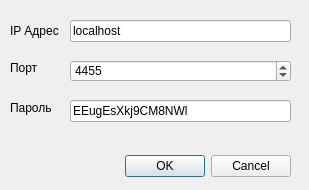
First picture: the form in settingsOBS.ui, repository zak2791/Tabloh2H, before the edit.
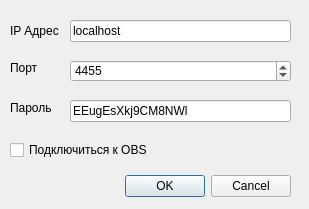
Second picture: the form after the edit.

Patch:
```diff
--- a/settingsOBS.ui
+++ b/settingsOBS.ui
@@ -7,9 +7,27 @@
     <x>0</x>
     <y>0</y>
     <width>309</width>
-    <height>190</height>
+    <height>209</height>
    </rect>
   </property>
+  <property name="sizePolicy">
+   <sizepolicy hsizetype="Fixed" vsizetype="Fixed">
+    <horstretch>0</horstretch>
+    <verstretch>0</verstretch>
+   </sizepolicy>
+  </property>
+  <property name="minimumSize">
+   <size>
+    <width>309</width>
+    <height>209</height>
+   </size>
+  </property>
+  <property name="maximumSize">
+   <size>
+    <width>309</width>
+    <height>209</height>
+   </size>
+  </property>
   <property name="windowTitle">
    <string>Dialog</string>
   </property>
@@ -17,7 +35,7 @@
    <property name="geometry">
     <rect>
      <x>30</x>
-     <y>150</y>
+     <y>170</y>
      <width>261</width>
      <height>32</height>
     </rect>
@@ -128,6 +146,19 @@
     <string>Пароль</string>
    </property>
   </widget>
+  <widget class="QCheckBox" name="cbConnectToOBS">
+   <property name="geometry">
+    <rect>
+     <x>10</x>
+     <y>140</y>
+     <width>281</width>
+     <height>20</height>
+    </rect>
+   </property>
+   <property name="text">
+    <string>Подключиться к OBS</string>
+   </property>
+  </widget>
  </widget>
  <resources/>
  <connections>
```
Left out of the diff: 2 changed lines with no effect on the pictures.
